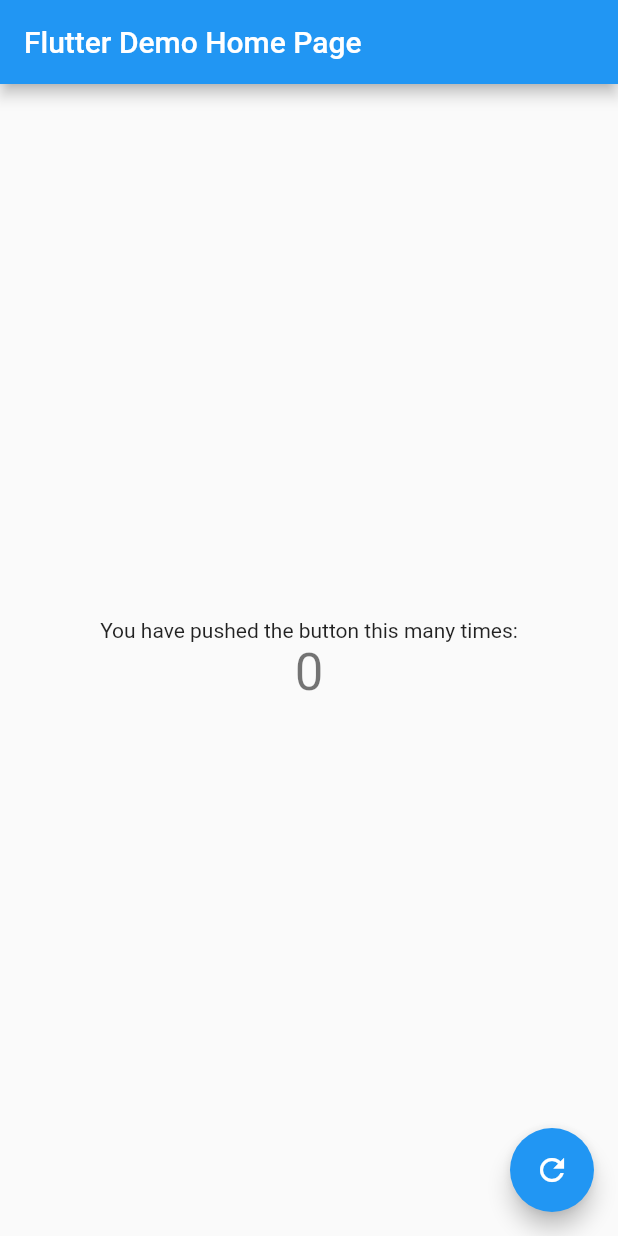
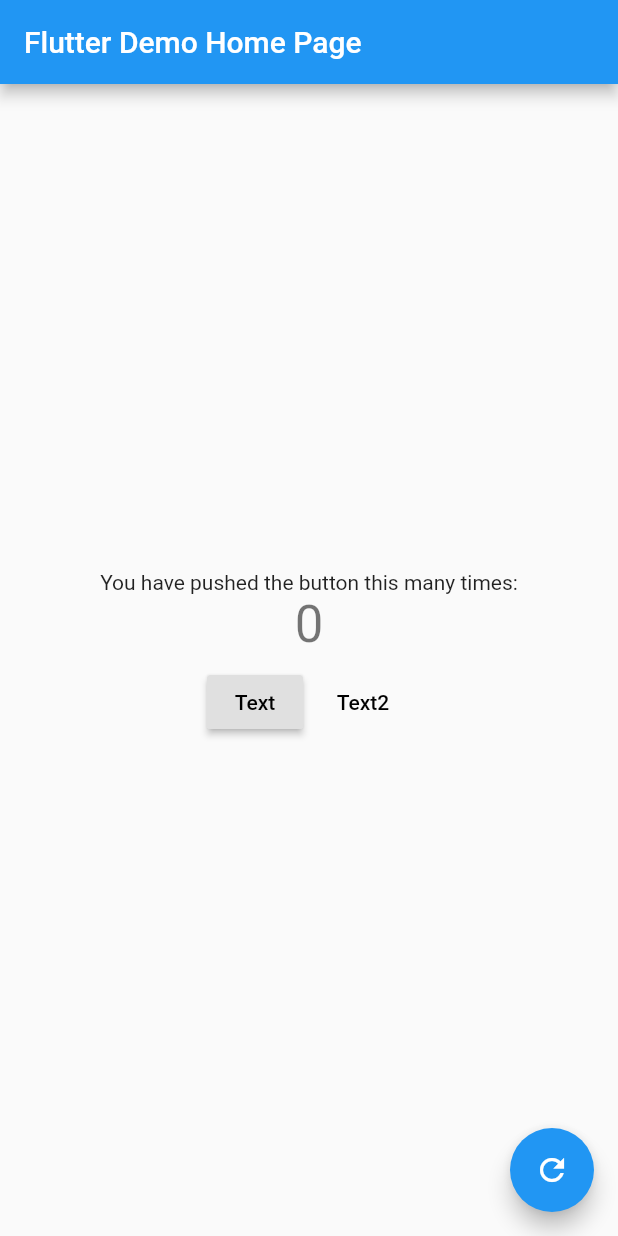
Before and after one commit to PawelRaciborski/rss_reader, a Flutter app: the screen it shows after launch, on a phone screen of 412 x 824 dp. Run offline on Flutter 3.47's test engine with Material 2 defaults, Android fonts, the phone set to English and light mode, and no system bars.

Commit message:
Buttons test

```diff
--- a/lib/view/home_page.dart
+++ b/lib/view/home_page.dart
@@ -63,12 +63,25 @@ class _HomePageState extends State<HomePage> {
           // horizontal).
           mainAxisAlignment: MainAxisAlignment.center,
           children: <Widget>[
-            new Text(
+            Text(
               'You have pushed the button this many times:',
             ),
-            new Text(
+            Text(
               '$_counter',
               style: Theme.of(context).textTheme.display1,
+            ),
+            ButtonBar(
+              alignment: MainAxisAlignment.center,
+              children: <Widget>[
+                RaisedButton(
+                  child: Text("Text"),
+                  onPressed: () {},
+                ),
+                FlatButton(
+                  child: Text("Text2"),
+                  onPressed: () {},
+                ),
+              ],
             ),
           ],
         ),
```
